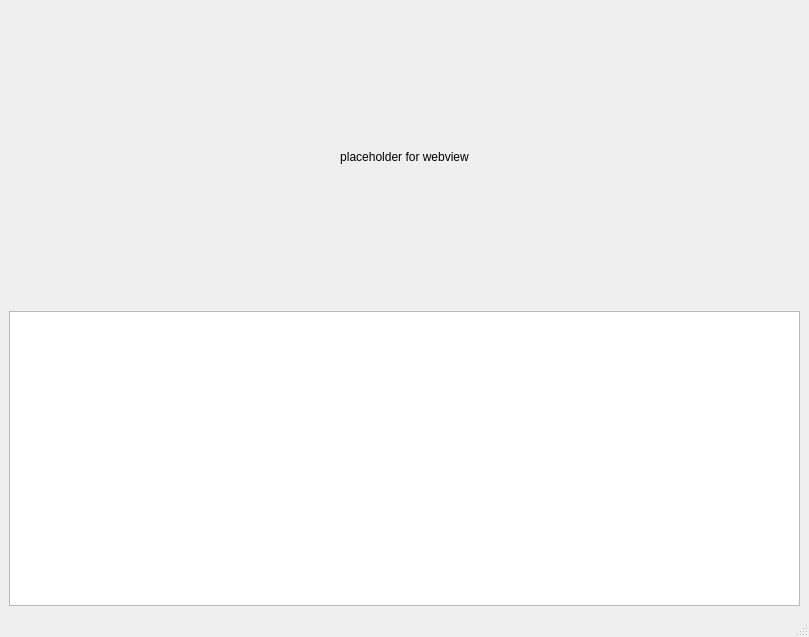
Qt form main_window.ui (warvariuc/htmlreport) before a commit.
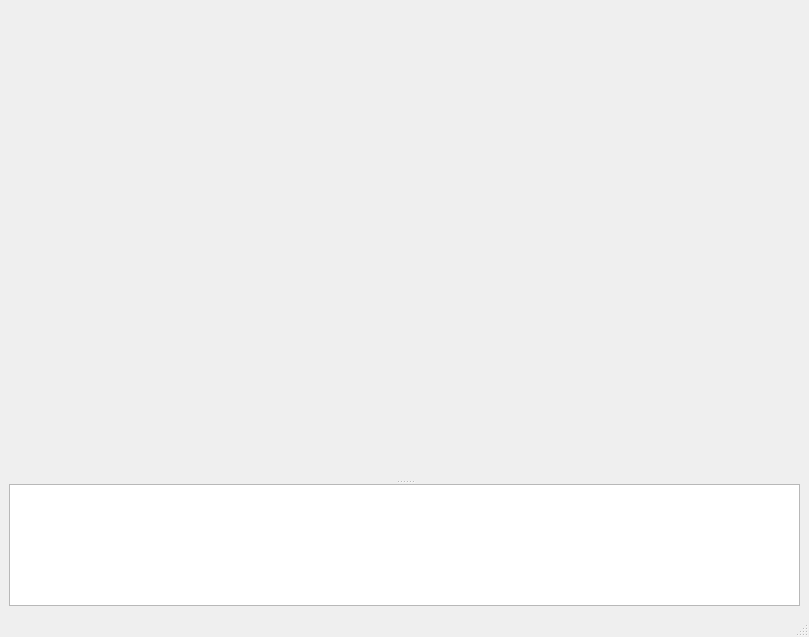
The same form after that commit.

```diff
--- a/main_window.ui
+++ b/main_window.ui
@@ -16,27 +16,32 @@
   <widget class="QWidget" name="centralwidget">
    <layout class="QVBoxLayout" name="verticalLayout">
     <item>
-     <layout class="QVBoxLayout" name="placeholder">
+     <widget class="QSplitter" name="splitter">
+      <property name="orientation">
+       <enum>Qt::Vertical</enum>
+      </property>
+      <widget class="QWidget" name="">
+       <layout class="QVBoxLayout" name="placeholder_layout">
       <item>
-       <widget class="QLabel" name="_placeholder_label">
-        <property name="sizePolicy">
-         <sizepolicy hsizetype="MinimumExpanding" vsizetype="MinimumExpanding">
-          <horstretch>0</horstretch>
-          <verstretch>0</verstretch>
-         </sizepolicy>
-        </property>
-        <property name="text">
-         <string>placeholder for webview</string>
-        </property>
-        <property name="alignment">
-         <set>Qt::AlignCenter</set>
-        </property>
-       </widget>
-      </item>
-     </layout>
-    </item>
-    <item>
+         <spacer name="_placeholder_spacer">
+          <property name="orientation">
+           <enum>Qt::Vertical</enum>
+          </property>
+          <property name="sizeType">
+           <enum>QSizePolicy::MinimumExpanding</enum>
+          </property>
+          <property name="sizeHint" stdset="0">
+           <size>
+            <width>20</width>
+            <height>471</height>
+           </size>
+          </property>
+         </spacer>
+        </item>
+       </layout>
+      </widget>
      <widget class="QPlainTextEdit" name="messages"/>
+     </widget>
     </item>
    </layout>
   </widget>
```
Lines whose indentation alone changed are shown as unchanged.
